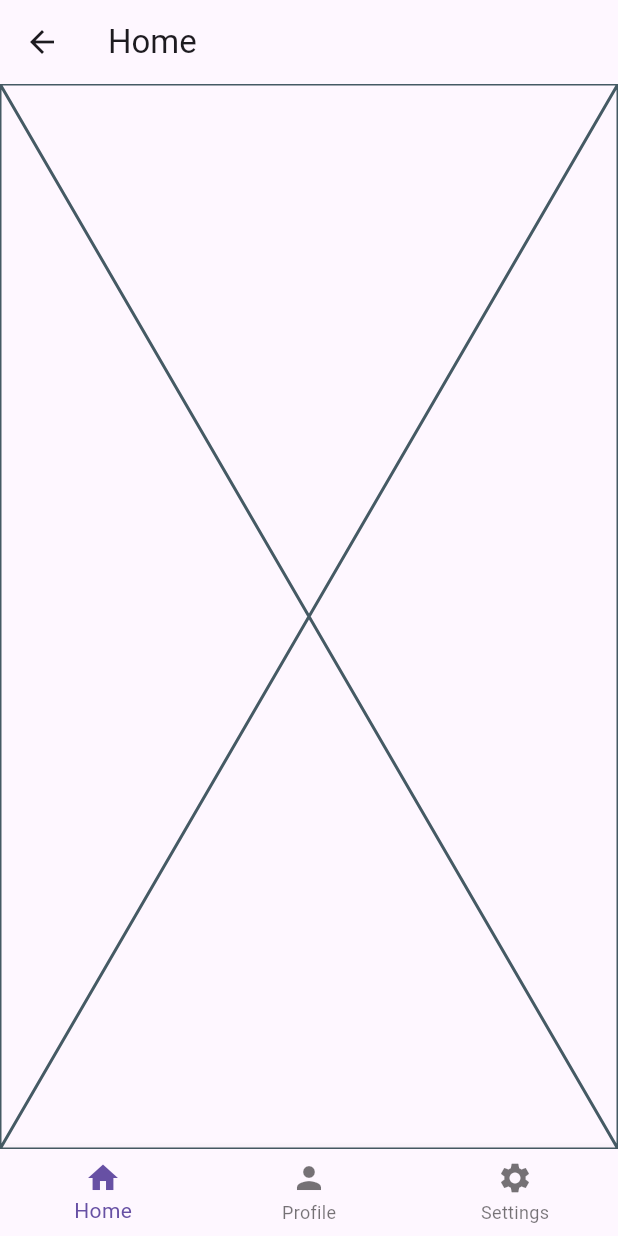
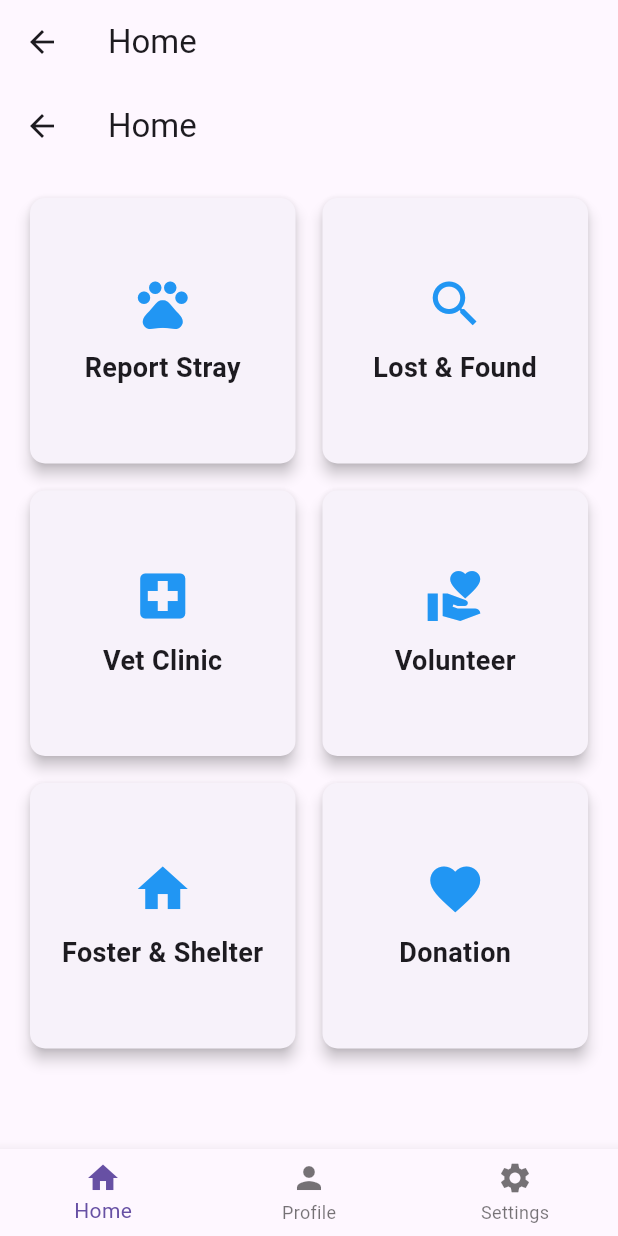
Before and after one commit to HasanChamara/Pet-Rescue-App, a Flutter app: the HomeScreen screen opened by its route, on a phone screen of 412 x 824 dp. Run offline on Flutter 3.47's test engine with Material 3 defaults, Android fonts, the phone set to English and light mode, and no system bars; our stand-ins replace cloud_firestore, firebase_auth, firebase_core; accounts and stored records are empty.

Commit message:
home page

```diff
--- a/pet_project/lib/screens/home_page.dart
+++ b/pet_project/lib/screens/home_page.dart
@@ -1,15 +1,97 @@
 import 'package:flutter/material.dart';
 
-class homepage extends StatefulWidget {
-  const homepage({super.key});
+class HomePage extends StatelessWidget {
+  @override
+  Widget build(BuildContext context) {
+    return Scaffold(
+      appBar: AppBar(title: Text('Home')),
+      body: Padding(
+        padding: const EdgeInsets.all(16.0),
+        child: GridView.count(
+          crossAxisCount: 2,
+          crossAxisSpacing: 10,
+          mainAxisSpacing: 10,
+          children: [
+            HomeCard(
+              title: 'Report Stray',
+              icon: Icons.pets,
+              onTap: () {
+                // Navigate to the "Report Stray" page
+              },
+            ),
+            HomeCard(
+              title: 'Lost & Found',
+              icon: Icons.search,
+              onTap: () {
+                // Navigate to the "Lost & Found" page
+              },
+            ),
+            HomeCard(
+              title: 'Vet Clinic',
+              icon: Icons.local_hospital,
+              onTap: () {
+                // Navigate to the "Vet Clinic" page
+              },
+            ),
+            HomeCard(
+              title: 'Volunteer',
+              icon: Icons.volunteer_activism,
+              onTap: () {
+                // Navigate to the "Volunteer" page
+              },
+            ),
+            HomeCard(
+              title: 'Foster & Shelter',
+              icon: Icons.home,
+              onTap: () {
+                // Navigate to the "Foster & Shelter" page
+              },
+            ),
+            HomeCard(
+              title: 'Donation',
+              icon: Icons.favorite,
+              onTap: () {
+                // Navigate to the "Donation" page
+              },
+            ),
+          ],
+        ),
+      ),
+    );
+  }
+}
+
+class HomeCard extends StatelessWidget {
+  final String title;
+  final IconData icon;
+  final Function onTap;
+
+  const HomeCard({
+    required this.title,
+    required this.icon,
+    required this.onTap,
+  });
 
   @override
-  State<homepage> createState() => _homepageState();
-}
-
-class _homepageState extends State<homepage> {
-  @override
   Widget build(BuildContext context) {
-    return const Placeholder();
+    return GestureDetector(
+      onTap: () => onTap(),
+      child: Card(
+        elevation: 4,
+        shape: RoundedRectangleBorder(borderRadius: BorderRadius.circular(10)),
+        child: Column(
+          mainAxisAlignment: MainAxisAlignment.center,
+          children: [
+            Icon(icon, size: 40, color: Colors.blue),
+            SizedBox(height: 10),
+            Text(
+              title,
+              style: TextStyle(fontSize: 18, fontWeight: FontWeight.bold),
+              textAlign: TextAlign.center,
+            ),
+          ],
+        ),
+      ),
+    );
   }
 }
--- a/pet_project/lib/screens/main_screen.dart
+++ b/pet_project/lib/screens/main_screen.dart
@@ -12,7 +12,7 @@ class HomeScreen extends StatefulWidget {
 class _HomeScreenState extends State<HomeScreen> {
   int _currentIndex = 0;
   final List<Widget> _pages = [
-    homepage(),
+    HomePage(),
     ProfilePage(),
     //const Center(child: Text('Home')),
     //const Center(child: Text('Profile')),
```
